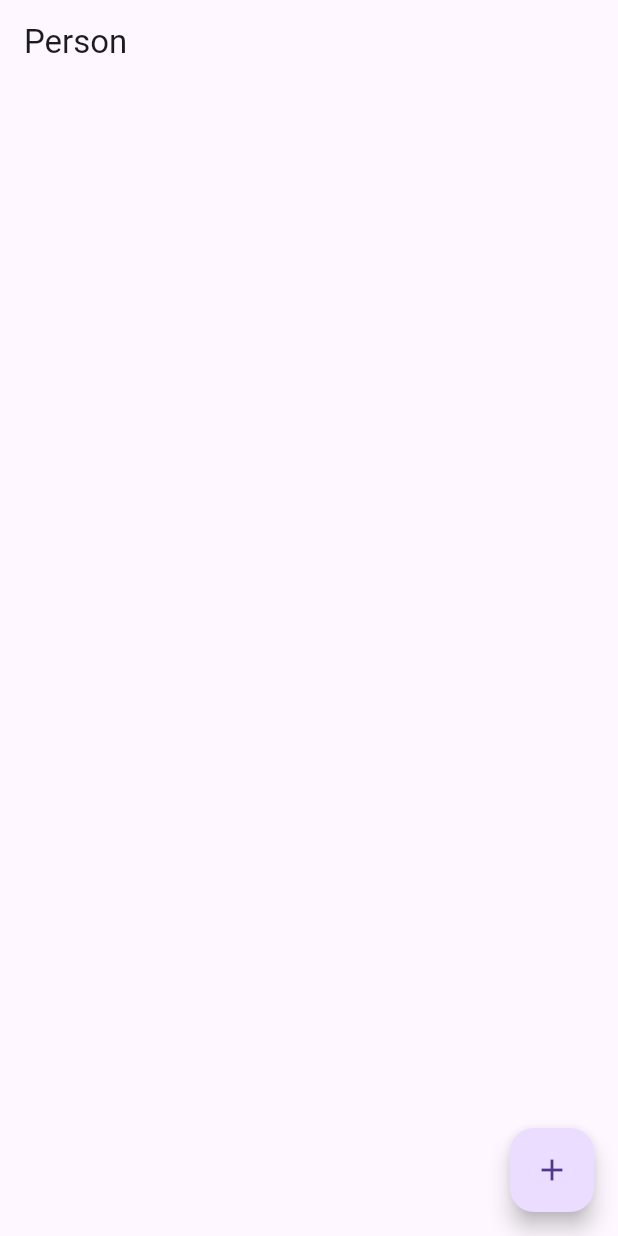
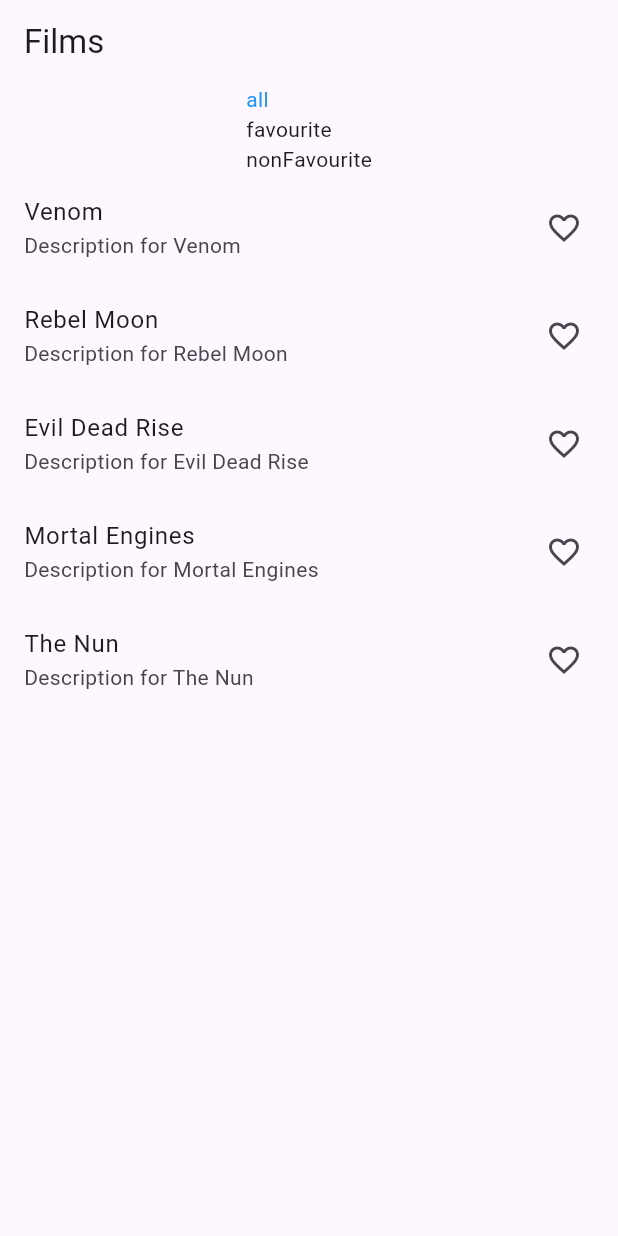
Before and after one commit to NabinGrz/LearningRiverpod, a Flutter app: the screen it shows after launch, on a phone screen of 412 x 824 dp. Run offline on Flutter 3.47's test engine with Material 3 defaults, Android fonts, the phone set to English and light mode, and no system bars; our stand-ins replace flutter_riverpod, hooks_riverpod.

Commit message:
feat: completed film module

```diff
--- a/lib/main.dart
+++ b/lib/main.dart
@@ -1,15 +1,13 @@
 import 'package:flutter/material.dart';
 import 'package:hooks_riverpod/hooks_riverpod.dart';
-import 'package:learning_riverpod/login.dart';
-import 'package:learning_riverpod/person/person_screen.dart';
+import 'package:learning_riverpod/movie/film_screen.dart';
 
-import 'learning2.dart';
 
 void main() {
   runApp(
     const ProviderScope(
       child: MaterialApp(
-        home: PersonScreen(),
+        home: FilmScreen(),
       ),
     ),
   );
--- /dev/null
+++ b/lib/movie/film_model.dart
@@ -0,0 +1,15 @@
+class Film {
+  final String id;
+  final bool isFavourite;
+  final String name;
+  final String description;
+
+  Film(
+      {required this.id,
+      required this.isFavourite,
+      required this.name,
+      required this.description});
+
+  Film copy(bool isFavourite) => Film(
+      id: id, isFavourite: isFavourite, name: name, description: description);
+}
--- /dev/null
+++ b/lib/movie/film_notifier.dart
@@ -0,0 +1,42 @@
+import 'package:hooks_riverpod/hooks_riverpod.dart';
+
+import 'film_model.dart';
+
+class FilmNotifier extends StateNotifier<List<Film>> {
+  FilmNotifier() : super(allFilms);
+
+  void update({required Film film, required bool isFavourite}) {
+    state = state
+        .map((thisFilm) =>
+            thisFilm.id == film.id ? thisFilm.copy(isFavourite) : thisFilm)
+        .toList();
+  }
+}
+
+List<Film> allFilms = [
+  Film(
+      id: "1",
+      isFavourite: false,
+      name: "Venom",
+      description: "Description for Venom"),
+  Film(
+      id: "2",
+      isFavourite: false,
+      name: "Rebel Moon",
+      description: "Description for Rebel Moon"),
+  Film(
+      id: "3",
+      isFavourite: false,
+      name: "Evil Dead Rise",
+      description: "Description for Evil Dead Rise"),
+  Film(
+      id: "4",
+      isFavourite: false,
+      name: "Mortal Engines",
+      description: "Description for Mortal Engines"),
+  Film(
+      id: "5",
+      isFavourite: false,
+      name: "The Nun",
+      description: "Description for The Nun"),
+];
--- /dev/null
+++ b/lib/movie/film_screen.dart
@@ -0,0 +1,84 @@
+import 'package:flutter/material.dart';
+import 'package:hooks_riverpod/hooks_riverpod.dart';
+import 'package:learning_riverpod/movie/film_notifier.dart';
+import 'package:learning_riverpod/movie/films_widget.dart';
+
+import 'film_model.dart';
+
+enum FavouriteStatus { all, favourite, nonFavourite }
+
+final favouriteStatusProvider = StateProvider((ref) => FavouriteStatus.all);
+
+final allFilmProvider =
+    StateNotifierProvider<FilmNotifier, List<Film>>((_) => FilmNotifier());
+
+final favouriteFilmProvider = Provider((ref) {
+  final films = ref.watch(allFilmProvider);
+  return films.where((element) => element.isFavourite);
+});
+final notfavouriteFilmProvider = Provider((ref) {
+  final films = ref.watch(allFilmProvider);
+  return films.where((element) => !element.isFavourite);
+});
+
+class FilmScreen extends StatelessWidget {
+  const FilmScreen({super.key});
+
+  @override
+  Widget build(BuildContext context) {
+    return Scaffold(
+      appBar: AppBar(
+        title: const Text("Films"),
+      ),
+      body: Column(
+        children: [
+          const FavouriteWidget(),
+          Consumer(
+            builder: (context, ref, child) {
+              print("Build");
+              switch (ref.watch(favouriteStatusProvider)) {
+                case FavouriteStatus.all:
+                  return FilmsList(provider: allFilmProvider);
+                case FavouriteStatus.favourite:
+                  return FilmsList(provider: favouriteFilmProvider);
+                case FavouriteStatus.nonFavourite:
+                  return FilmsList(provider: notfavouriteFilmProvider);
+                default:
+              }
+              return FilmsList(provider: allFilmProvider);
+            },
+          ),
+        ],
+      ),
+    );
+  }
+}
+
+class FavouriteWidget extends ConsumerWidget {
+  const FavouriteWidget({super.key});
+
+  @override
+  Widget build(BuildContext context, WidgetRef ref) {
+    return Consumer(
+      builder: (context, ref, child) {
+        final value = ref.watch(favouriteStatusProvider).name;
+        final items = FavouriteStatus.values
+            .map((status) => InkWell(
+                  onTap: () {
+                    ref.read(favouriteStatusProvider.notifier).state = status;
+                  },
+                  child: Text(
+                    status.name,
+                    style: TextStyle(
+                        color: value == status.name ? Colors.blue : null),
+                  ),
+                ))
+            .toList();
+        return Column(
+          crossAxisAlignment: CrossAxisAlignment.start,
+          children: items,
+        ); // return DropdownButton(
+      },
+    );
+  }
+}
--- /dev/null
+++ b/lib/movie/films_widget.dart
@@ -0,0 +1,34 @@
+import 'package:flutter/material.dart';
+import 'package:hooks_riverpod/hooks_riverpod.dart';
+import 'package:learning_riverpod/movie/film_screen.dart';
+
+import 'film_model.dart';
+
+class FilmsList extends ConsumerWidget {
+  final AlwaysAliveProviderBase<Iterable<Film>> provider;
+  const FilmsList({super.key, required this.provider});
+
+  @override
+  Widget build(BuildContext context, WidgetRef ref) {
+    final films = ref.watch(provider).toList();
+    return Expanded(
+        child: ListView.builder(
+      itemCount: films.length,
+      itemBuilder: (context, index) {
+        final currentFilm = films[index];
+        final favouriteIcon = currentFilm.isFavourite
+            ? const Icon(Icons.favorite)
+            : const Icon(Icons.favorite_outline);
+        return ListTile(
+          title: Text(currentFilm.name),
+          subtitle: Text(currentFilm.description),
+          trailing: favouriteIcon,
+          onTap: () {
+            ref.read(allFilmProvider.notifier).update(
+                film: currentFilm, isFavourite: !currentFilm.isFavourite);
+          },
+        );
+      },
+    ));
+  }
+}
```
